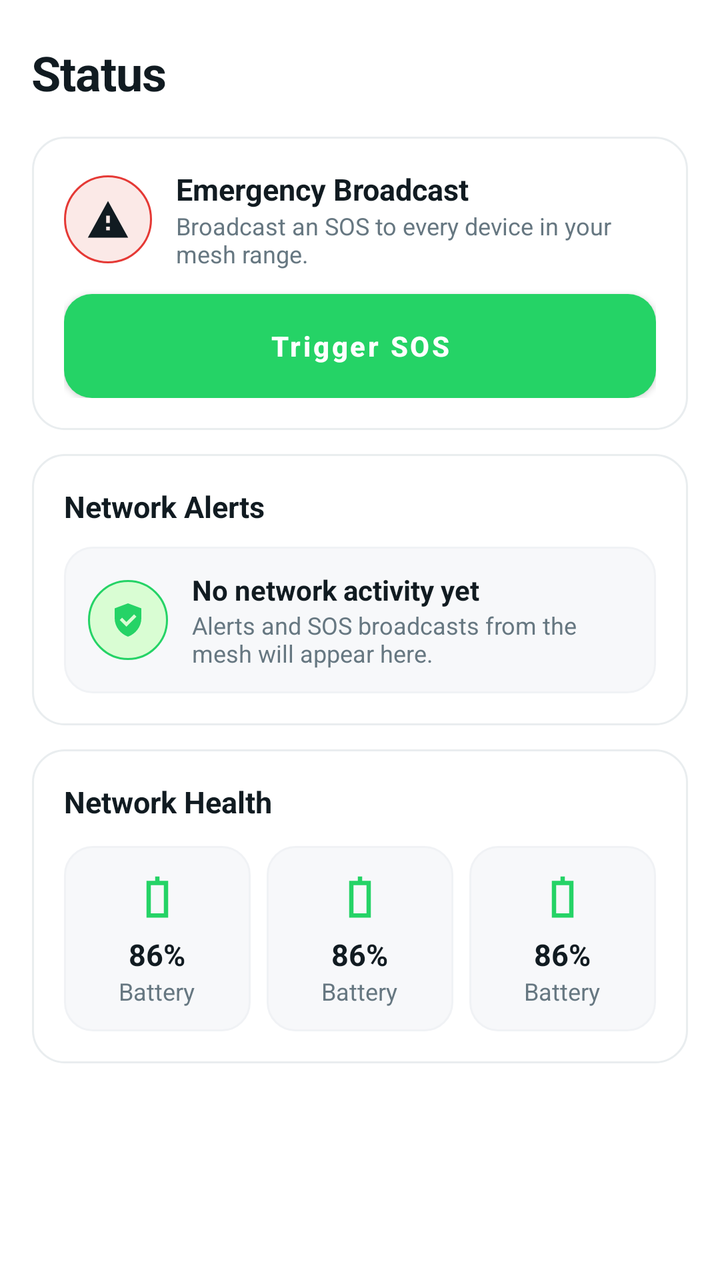
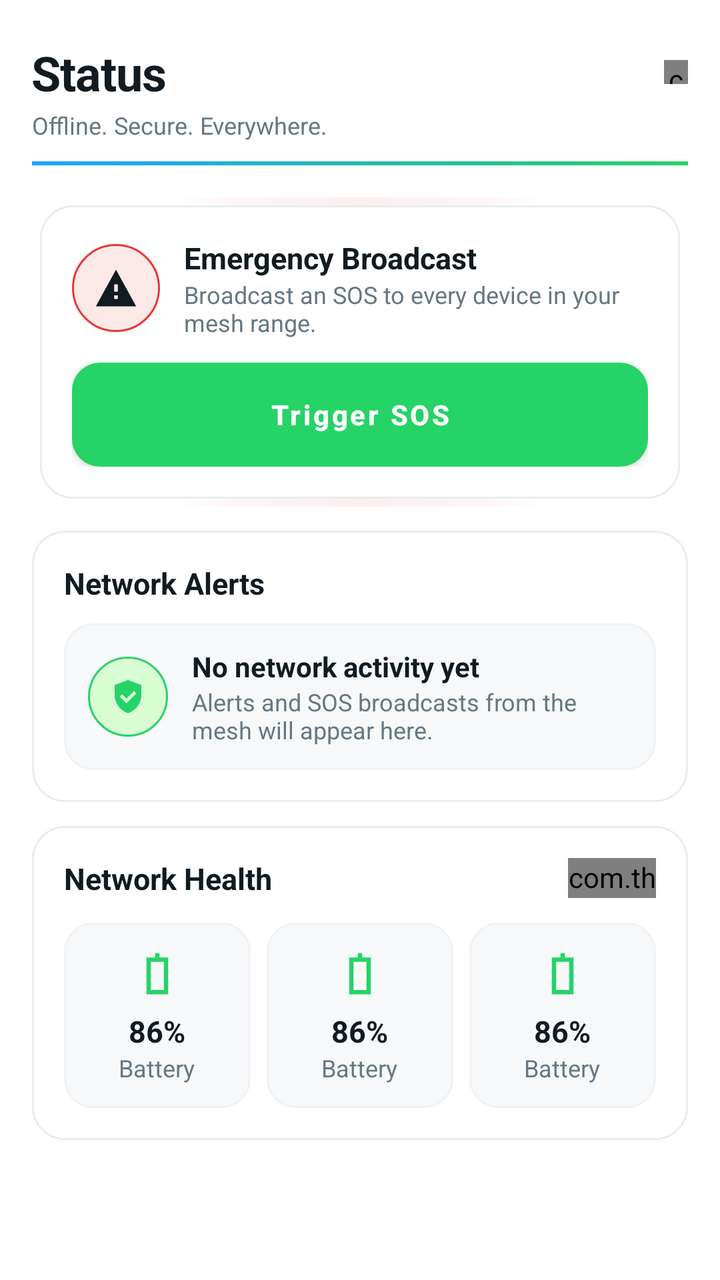

Before-and-after screenshots of an Android layout around one commit, followed by the original layout XML and the change that was made.
<!-- AndroidManifest.xml: application theme Theme.TharMesh -->
<!-- res/layout/fragment_status.xml -->
<?xml version="1.0" encoding="utf-8"?>
<androidx.core.widget.NestedScrollView
    xmlns:android="http://schemas.android.com/apk/res/android"
    android:layout_width="match_parent"
    android:layout_height="match_parent"
    android:background="@drawable/bg_screen_gradient"
    android:clipToPadding="false"
    android:paddingBottom="16dp"
    android:fillViewport="true">

    <LinearLayout
        android:layout_width="match_parent"
        android:layout_height="wrap_content"
        android:orientation="vertical"
        android:paddingStart="16dp"
        android:paddingEnd="16dp"
        android:paddingTop="20dp">

        <TextView
            style="@style/Text.H1"
            android:layout_width="wrap_content"
            android:layout_height="wrap_content"
            android:text="@string/status_title" />

        
        <LinearLayout
            style="@style/TmCard"
            android:layout_width="match_parent"
            android:layout_height="wrap_content"
            android:layout_marginTop="16dp"
            android:orientation="vertical">

            <LinearLayout
                android:layout_width="match_parent"
                android:layout_height="wrap_content"
                android:gravity="center_vertical"
                android:orientation="horizontal">

                <FrameLayout
                    android:layout_width="44dp"
                    android:layout_height="44dp"
                    android:background="@drawable/bg_round_icon_danger">

                    <ImageView
                        android:layout_width="22dp"
                        android:layout_height="22dp"
                        android:layout_gravity="center"
                        android:src="@drawable/ic_alert" />
                </FrameLayout>

                <LinearLayout
                    android:layout_width="0dp"
                    android:layout_height="wrap_content"
                    android:layout_marginStart="12dp"
                    android:layout_weight="1"
                    android:orientation="vertical">

                    <TextView
                        style="@style/Text.H3"
                        android:layout_width="wrap_content"
                        android:layout_height="wrap_content"
                        android:text="@string/status_emergency_title" />

                    <TextView
                        style="@style/Text.Caption"
                        android:layout_width="match_parent"
                        android:layout_height="wrap_content"
                        android:text="@string/status_emergency_sub" />
                </LinearLayout>
            </LinearLayout>

            <Button
                android:id="@+id/button_sos"
                android:layout_width="match_parent"
                android:layout_height="52dp"
                android:layout_marginTop="12dp"
                android:background="@drawable/bg_button_danger"
                android:text="@string/status_sos_button"
                android:textAllCaps="false"
                android:textColor="@android:color/white"
                android:textStyle="bold" />

            <LinearLayout
                android:id="@+id/sos_result_card"
                android:layout_width="match_parent"
                android:layout_height="wrap_content"
                android:layout_marginTop="12dp"
                android:background="@drawable/bg_card_danger"
                android:gravity="center_vertical"
                android:orientation="horizontal"
                android:padding="12dp"
                android:visibility="gone">

                <FrameLayout
                    android:layout_width="32dp"
                    android:layout_height="32dp"
                    android:background="@drawable/bg_round_icon_danger">

                    <ImageView
                        android:layout_width="18dp"
                        android:layout_height="18dp"
                        android:layout_gravity="center"
                        android:src="@drawable/ic_alert" />
                </FrameLayout>

                <TextView
                    android:id="@+id/sos_result_text"
                    style="@style/Text.Body"
                    android:layout_width="0dp"
                    android:layout_height="wrap_content"
                    android:layout_marginStart="10dp"
                    android:layout_weight="1"
                    android:textColor="?attr/tmDanger"
                    android:textStyle="bold"
                    android:text="@string/status_sos_sending" />
            </LinearLayout>
        </LinearLayout>

        
        <LinearLayout
            style="@style/TmCard"
            android:layout_width="match_parent"
            android:layout_height="wrap_content"
            android:layout_marginTop="12dp"
            android:orientation="vertical">

            <TextView
                style="@style/Text.H3"
                android:layout_width="wrap_content"
                android:layout_height="wrap_content"
                android:text="@string/status_alerts_title" />

            <LinearLayout
                android:layout_width="match_parent"
                android:layout_height="wrap_content"
                android:layout_marginTop="10dp"
                android:background="@drawable/bg_card_elevated"
                android:gravity="center_vertical"
                android:orientation="horizontal"
                android:padding="12dp">

                <FrameLayout
                    android:layout_width="40dp"
                    android:layout_height="40dp"
                    android:background="@drawable/bg_round_icon_green">

                    <ImageView
                        android:layout_width="20dp"
                        android:layout_height="20dp"
                        android:layout_gravity="center"
                        android:src="@drawable/ic_shield" />
                </FrameLayout>

                <LinearLayout
                    android:layout_width="0dp"
                    android:layout_height="wrap_content"
                    android:layout_marginStart="12dp"
                    android:layout_weight="1"
                    android:orientation="vertical">

                    <TextView
                        style="@style/Text.Body"
                        android:layout_width="wrap_content"
                        android:layout_height="wrap_content"
                        android:textStyle="bold"
                        android:text="@string/status_no_alerts" />

                    <TextView
                        style="@style/Text.Caption"
                        android:layout_width="match_parent"
                        android:layout_height="wrap_content"
                        android:text="@string/status_no_alerts_sub" />
                </LinearLayout>
            </LinearLayout>
        </LinearLayout>

        
        <LinearLayout
            style="@style/TmCard"
            android:layout_width="match_parent"
            android:layout_height="wrap_content"
            android:layout_marginTop="12dp"
            android:orientation="vertical">

            <TextView
                style="@style/Text.H3"
                android:layout_width="wrap_content"
                android:layout_height="wrap_content"
                android:text="@string/status_health_title" />

            <LinearLayout
                android:layout_width="match_parent"
                android:layout_height="wrap_content"
                android:layout_marginTop="12dp"
                android:orientation="horizontal">

                <include
                    android:id="@+id/health_battery"
                    layout="@layout/part_health_stat"
                    android:layout_width="0dp"
                    android:layout_height="wrap_content"
                    android:layout_weight="1" />

                <View
                    android:layout_width="8dp"
                    android:layout_height="match_parent" />

                <include
                    android:id="@+id/health_mesh"
                    layout="@layout/part_health_stat"
                    android:layout_width="0dp"
                    android:layout_height="wrap_content"
                    android:layout_weight="1" />

                <View
                    android:layout_width="8dp"
                    android:layout_height="match_parent" />

                <include
                    android:id="@+id/health_storage"
                    layout="@layout/part_health_stat"
                    android:layout_width="0dp"
                    android:layout_height="wrap_content"
                    android:layout_weight="1" />
            </LinearLayout>
        </LinearLayout>
    </LinearLayout>
</androidx.core.widget.NestedScrollView>
<!-- res/layout/part_health_stat.xml (included above) -->
<?xml version="1.0" encoding="utf-8"?>
<LinearLayout xmlns:android="http://schemas.android.com/apk/res/android"
    android:layout_width="match_parent"
    android:layout_height="wrap_content"
    android:background="@drawable/bg_card_elevated"
    android:gravity="center"
    android:orientation="vertical"
    android:padding="12dp">

    <ImageView
        android:id="@+id/health_icon"
        android:layout_width="26dp"
        android:layout_height="26dp"
        android:src="@drawable/ic_battery" />

    <TextView
        android:id="@+id/health_value"
        style="@style/Text.H3"
        android:layout_width="wrap_content"
        android:layout_height="wrap_content"
        android:layout_marginTop="6dp"
        android:text="86%" />

    <TextView
        android:id="@+id/health_label"
        style="@style/Text.Caption"
        android:layout_width="wrap_content"
        android:layout_height="wrap_content"
        android:text="Battery" />
</LinearLayout>
<!-- resources referenced by this layout -->
<resources>
  <style name="Theme.TharMesh" parent="Theme.MaterialComponents.DayNight.NoActionBar">
          
          <item name="colorPrimary">@color/tm_light_neon_green</item>
          <item name="colorPrimaryVariant">@color/tm_light_neon_green_dim</item>
          <item name="colorOnPrimary">@color/tm_light_bg</item>
          <item name="colorSecondary">@color/tm_light_neon_cyan</item>
          <item name="colorSecondaryVariant">@color/tm_light_neon_cyan_dim</item>
          <item name="colorOnSecondary">@color/tm_light_bg</item>
          <item name="colorSurface">@color/tm_light_surface</item>
          <item name="colorOnSurface">@color/tm_light_text_primary</item>
          <item name="android:colorBackground">@color/tm_light_bg</item>
          <item name="android:textColorPrimary">@color/tm_light_text_primary</item>
          <item name="android:textColorSecondary">@color/tm_light_text_secondary</item>
          <item name="android:windowBackground">@color/tm_light_bg</item>
          <item name="android:statusBarColor" tools:targetApi="l">@color/tm_light_bg</item>
          <item name="android:navigationBarColor" tools:targetApi="l">@color/tm_light_bg</item>
          <item name="android:windowLightStatusBar" tools:targetApi="m">true</item>
  
          
          <item name="tmBg">@color/tm_light_bg</item>
          <item name="tmBg2">@color/tm_light_bg_2</item>
          <item name="tmSurface">@color/tm_light_surface</item>
          <item name="tmSurface2">@color/tm_light_surface_2</item>
          <item name="tmSurfaceGlass">@color/tm_light_surface_glass</item>
          <item name="tmStroke">@color/tm_light_stroke</item>
          <item name="tmStrokeSoft">@color/tm_light_stroke_soft</item>
  
          <item name="tmTextPrimary">@color/tm_light_text_primary</item>
          <item name="tmTextSecondary">@color/tm_light_text_secondary</item>
          <item name="tmTextMuted">@color/tm_light_text_muted</item>
  
          <item name="tmNeonCyan">@color/tm_light_neon_cyan</item>
          <item name="tmNeonCyanDim">@color/tm_light_neon_cyan_dim</item>
          <item name="tmNeonGreen">@color/tm_light_neon_green</item>
          <item name="tmNeonGreenDim">@color/tm_light_neon_green_dim</item>
          <item name="tmDesertAmber">@color/tm_light_desert_amber</item>
          <item name="tmDanger">@color/tm_light_danger</item>
          <item name="tmDangerDim">@color/tm_light_danger_dim</item>
          <item name="tmWarning">@color/tm_light_warning</item>
  
          <item name="tmBubbleMeStart">@color/tm_light_bubble_me_start</item>
          <item name="tmBubbleMeEnd">@color/tm_light_bubble_me_end</item>
          <item name="tmBubblePeer">@color/tm_light_bubble_peer</item>
          <item name="tmBubbleTextMe">@color/tm_light_bubble_text_me</item>
          <item name="tmBubbleTextPeer">@color/tm_light_bubble_text_peer</item>
  
          <item name="tmTickRead">@color/tm_light_tick_read</item>
          <item name="tmTickDefault">@color/tm_light_tick_default</item>
          <item name="tmUnreadBadge">@color/tm_light_unread_badge</item>
          <item name="tmUnreadBadgeText">@color/tm_light_unread_badge_text</item>
  
          <item name="tmGradientTop">@color/tm_light_gradient_top</item>
          <item name="tmGradientBottom">@color/tm_light_gradient_bottom</item>
          <item name="tmGlowCyan20">@color/tm_light_glow_cyan_20</item>
          <item name="tmGlowGreen20">@color/tm_light_glow_green_20</item>
          <item name="tmGlowDanger20">@color/tm_light_glow_danger_20</item>
  
          <item name="tmSearchFill">@color/tm_light_search_fill</item>
      </style>
  <!-- unchanged entries left out for length: 57 -->
</resources>

<!-- the commit's change to res/layout/fragment_status.xml (unified diff, before → after) -->
@@ -16,18 +16,52 @@
         android:paddingEnd="16dp"
         android:paddingTop="20dp">
 
-        <TextView
-            style="@style/Text.H1"
-            android:layout_width="wrap_content"
-            android:layout_height="wrap_content"
-            android:text="@string/status_title" />
-
         
         <LinearLayout
+            android:layout_width="match_parent"
+            android:layout_height="wrap_content"
+            android:gravity="center_vertical"
+            android:orientation="horizontal">
+
+            <TextView
+                style="@style/Text.H1"
+                android:layout_width="0dp"
+                android:layout_height="wrap_content"
+                android:layout_weight="1"
+                android:text="@string/status_title" />
+
+            <com.tharmesh.ui.widget.PulsingDot
+                android:id="@+id/dot_brand_status"
+                android:layout_width="12dp"
+                android:layout_height="12dp" />
+        </LinearLayout>
+
+        <TextView
+            style="@style/Text.Caption"
+            android:layout_width="wrap_content"
+            android:layout_height="wrap_content"
+            android:layout_marginTop="2dp"
+            android:text="@string/app_subtagline" />
+
+        <View
+            android:layout_width="match_parent"
+            android:layout_height="2dp"
+            android:layout_marginTop="10dp"
+            android:background="@drawable/bg_brand_accent_underline" />
+
+        
+        <FrameLayout
+            android:id="@+id/sos_card_glow_wrap"
+            android:layout_width="match_parent"
+            android:layout_height="wrap_content"
+            android:layout_marginTop="16dp"
+            android:background="@drawable/bg_pulse_red"
+            android:padding="4dp">
+
+        <LinearLayout
             style="@style/TmCard"
             android:layout_width="match_parent"
             android:layout_height="wrap_content"
-            android:layout_marginTop="16dp"
             android:orientation="vertical">
 
             <LinearLayout
@@ -115,6 +149,7 @@
                     android:text="@string/status_sos_sending" />
             </LinearLayout>
         </LinearLayout>
+        </FrameLayout>
 
         
         <LinearLayout
@@ -182,11 +217,25 @@
             android:layout_marginTop="12dp"
             android:orientation="vertical">
 
-            <TextView
-                style="@style/Text.H3"
-                android:layout_width="wrap_content"
-                android:layout_height="wrap_content"
-                android:text="@string/status_health_title" />
+            <LinearLayout
+                android:layout_width="match_parent"
+                android:layout_height="wrap_content"
+                android:gravity="center_vertical"
+                android:orientation="horizontal">
+
+                <TextView
+                    style="@style/Text.H3"
+                    android:layout_width="0dp"
+                    android:layout_height="wrap_content"
+                    android:layout_weight="1"
+                    android:text="@string/status_health_title" />
+
+                
+                <com.tharmesh.ui.widget.SignalBarsView
+                    android:id="@+id/network_signal_bars"
+                    android:layout_width="44dp"
+                    android:layout_height="20dp" />
+            </LinearLayout>
 
             <LinearLayout
                 android:layout_width="match_parent"
<!-- resource entries referenced after the edit -->
@@ -1,5 +1,28 @@
 <!-- resources referenced by this layout -->
 <resources>
+  <!-- drawable bg_brand_accent_underline (drawable) -->
+  <?xml version="1.0" encoding="utf-8"?>
+  <shape xmlns:android="http://schemas.android.com/apk/res/android"
+      android:shape="rectangle">
+      <gradient
+          android:type="linear"
+          android:angle="0"
+          android:startColor="?attr/tmGradientAccentStart"
+          android:endColor="?attr/tmGradientAccentEnd" />
+      <size android:height="2dp" />
+  </shape>
+  <!-- drawable bg_pulse_red (drawable) -->
+  <?xml version="1.0" encoding="utf-8"?>
+  <shape xmlns:android="http://schemas.android.com/apk/res/android"
+      android:shape="rectangle">
+      <gradient
+          android:type="radial"
+          android:gradientRadius="80%p"
+          android:startColor="?attr/tmGlowDanger20"
+          android:endColor="@android:color/transparent" />
+      <corners android:radius="24dp" />
+  </shape>
+  <string name="app_subtagline">Offline. Secure. Everywhere.</string>
   <style name="Theme.TharMesh" parent="Theme.MaterialComponents.DayNight.NoActionBar">
           
           <item name="colorPrimary">@color/tm_light_neon_green</item>
@@ -58,7 +81,29 @@
           <item name="tmGlowDanger20">@color/tm_light_glow_danger_20</item>
   
           <item name="tmSearchFill">@color/tm_light_search_fill</item>
+  
+          
+          <item name="tmSurfaceGlassRaised">@color/tm_light_surface_glass_raised</item>
+          <item name="tmSurfaceGlassFloating">@color/tm_light_surface_glass_floating</item>
+          <item name="tmGlassHighlight">@color/tm_light_glass_highlight</item>
+          <item name="tmGradientAccentStart">@color/tm_light_gradient_accent_start</item>
+          <item name="tmGradientAccentEnd">@color/tm_light_gradient_accent_end</item>
+          <item name="tmShadowSoft">@color/tm_light_shadow_soft</item>
+          <item name="tmDotConnected">@color/tm_light_dot_connected</item>
+          <item name="tmDotSearching">@color/tm_light_dot_searching</item>
+          <item name="tmDotOffline">@color/tm_light_dot_offline</item>
+          <item name="tmDotDegraded">@color/tm_light_dot_degraded</item>
       </style>
+  <color name="tm_light_surface_glass_raised">#F2FFFFFF</color>
+  <color name="tm_light_surface_glass_floating">#E6FFFFFF</color>
+  <color name="tm_light_glass_highlight">#33FFFFFF</color>
+  <color name="tm_light_gradient_accent_start">#1FA2FF</color>
+  <color name="tm_light_gradient_accent_end">#25D366</color>
+  <color name="tm_light_shadow_soft">#26000000</color>
+  <color name="tm_light_dot_connected">#25D366</color>
+  <color name="tm_light_dot_searching">#1FA2FF</color>
+  <color name="tm_light_dot_offline">#8696A0</color>
+  <color name="tm_light_dot_degraded">#F09D38</color>
   <!-- unchanged entries left out for length: 57 -->
 </resources>
 
